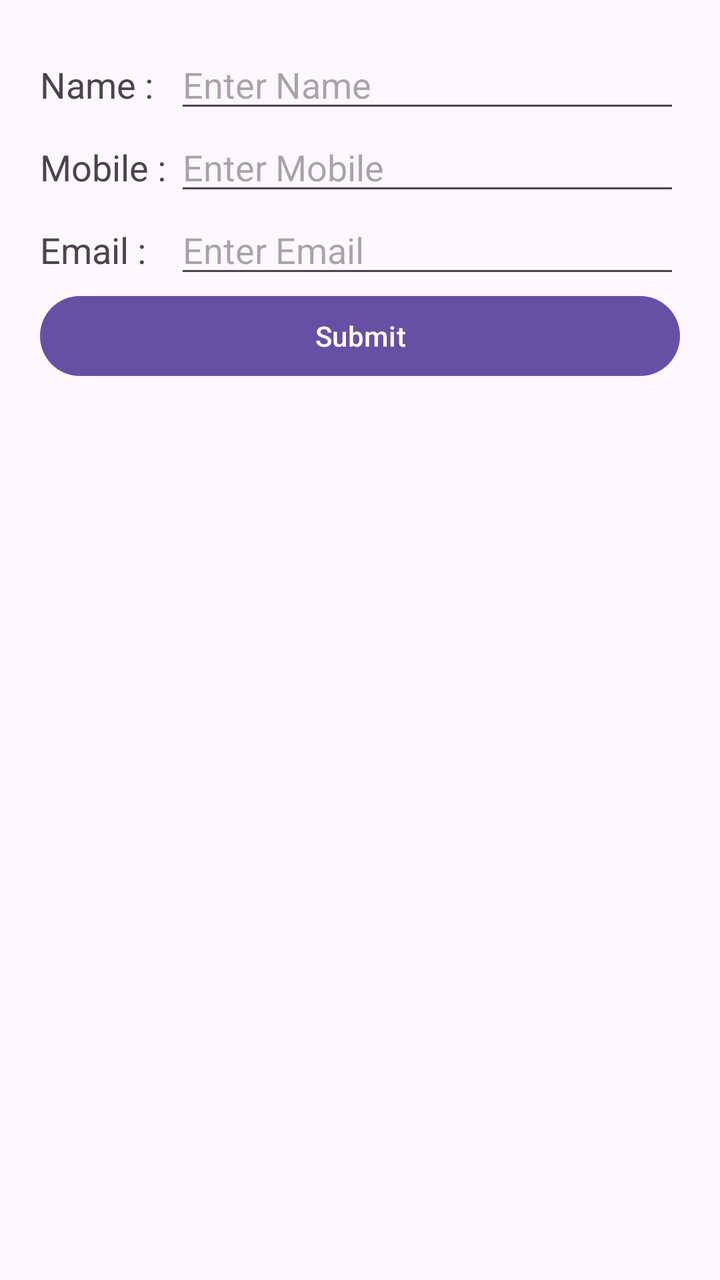
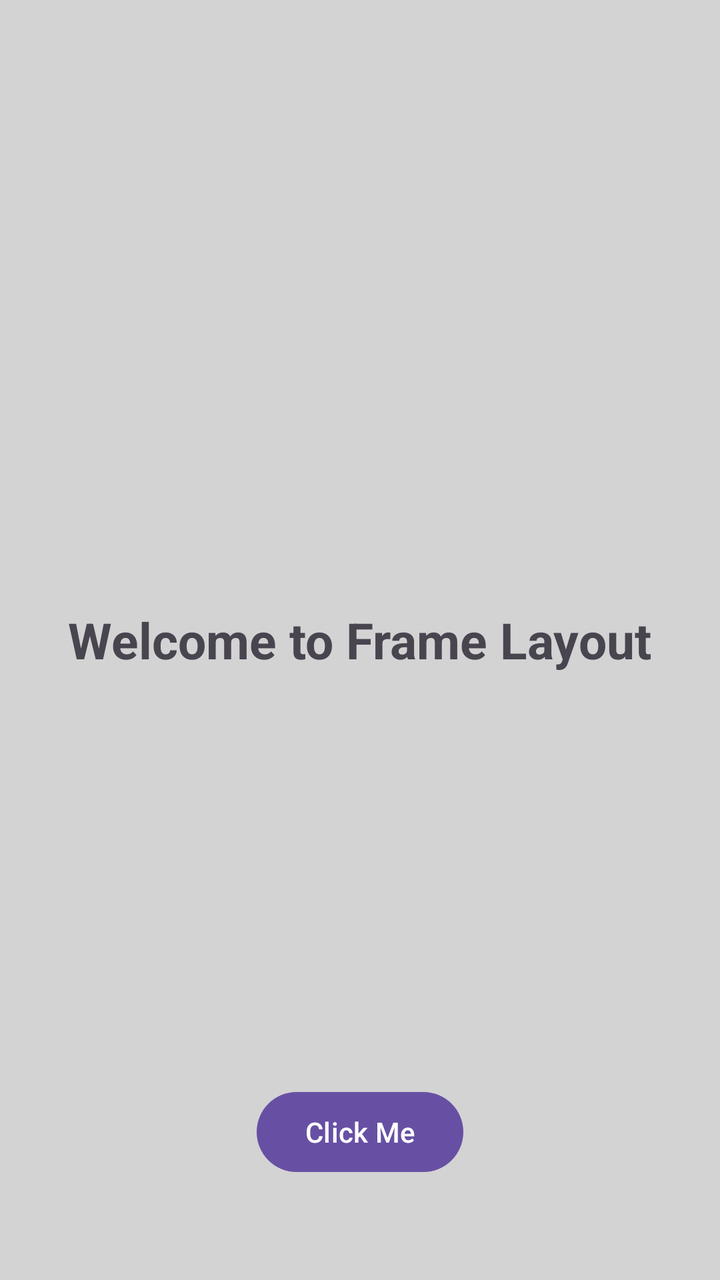

The first picture is an Android layout as it rendered before a commit; the second is the same layout after the commit. The layout source and the unified diff follow.
<!-- AndroidManifest.xml: application theme Theme.TestProjects -->
<!-- res/layout/activity_main.xml -->
<?xml version="1.0" encoding="utf-8"?>
<TableLayout
    xmlns:android="http://schemas.android.com/apk/res/android"
    android:layout_width="match_parent"
    android:layout_height="match_parent"
    android:padding="20dp"
    android:stretchColumns="1">

    <TableRow>

        <TextView
            android:text="Name : "
            android:textSize="18sp"/>

        <EditText
            android:id="@+id/name"
            android:hint="Enter Name"/>

    </TableRow>

    <TableRow>

        <TextView
            android:text="Mobile : "
            android:textSize="18sp"/>

        <EditText
            android:id="@+id/mobile"
            android:hint="Enter Mobile"
            android:inputType="phone"/>

    </TableRow>

    <TableRow>

        <TextView
            android:text="Email : "
            android:textSize="18sp"/>

        <EditText
            android:id="@+id/email"
            android:hint="Enter Email"
            android:inputType="textEmailAddress"/>

    </TableRow>

    <TableRow>

        <Button
            android:id="@+id/button1"
            android:layout_span="2"
            android:text="Submit"/>

    </TableRow>

</TableLayout>
<!-- resources referenced by this layout -->
<resources>
  <style name="Theme.TestProjects" parent="Base.Theme.TestProjects" />
  <style name="Base.Theme.TestProjects" parent="Theme.Material3.DayNight.NoActionBar">
          
          
      </style>
</resources>

<!-- the commit's change to res/layout/activity_main.xml (unified diff, before → after) -->
@@ -1,56 +1,25 @@
 <?xml version="1.0" encoding="utf-8"?>
-<TableLayout
+<FrameLayout
     xmlns:android="http://schemas.android.com/apk/res/android"
     android:layout_width="match_parent"
     android:layout_height="match_parent"
-    android:padding="20dp"
-    android:stretchColumns="1">
+    android:background="#D3D3D3">
 
-    <TableRow>
+    <TextView
+        android:id="@+id/text1"
+        android:layout_width="wrap_content"
+        android:layout_height="wrap_content"
+        android:text="Welcome to Frame Layout"
+        android:textSize="25sp"
+        android:textStyle="bold"
+        android:layout_gravity="center"/>
 
-        <TextView
-            android:text="Name : "
-            android:textSize="18sp"/>
+    <Button
+        android:id="@+id/button1"
+        android:layout_width="wrap_content"
+        android:layout_height="wrap_content"
+        android:text="Click Me"
+        android:layout_gravity="bottom|center_horizontal"
+        android:layout_marginBottom="50dp"/>
 
-        <EditText
-            android:id="@+id/name"
-            android:hint="Enter Name"/>
-
-    </TableRow>
-
-    <TableRow>
-
-        <TextView
-            android:text="Mobile : "
-            android:textSize="18sp"/>
-
-        <EditText
-            android:id="@+id/mobile"
-            android:hint="Enter Mobile"
-            android:inputType="phone"/>
-
-    </TableRow>
-
-    <TableRow>
-
-        <TextView
-            android:text="Email : "
-            android:textSize="18sp"/>
-
-        <EditText
-            android:id="@+id/email"
-            android:hint="Enter Email"
-            android:inputType="textEmailAddress"/>
-
-    </TableRow>
-
-    <TableRow>
-
-        <Button
-            android:id="@+id/button1"
-            android:layout_span="2"
-            android:text="Submit"/>
-
-    </TableRow>
-
-</TableLayout>
+</FrameLayout>
